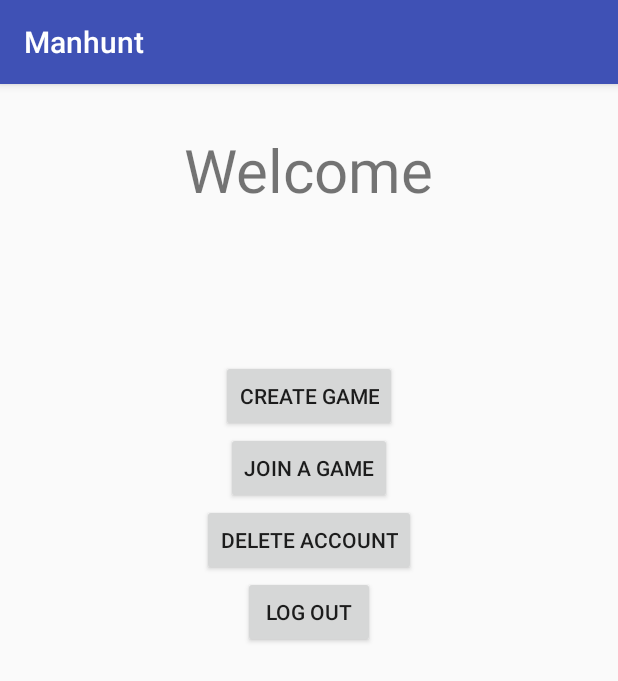
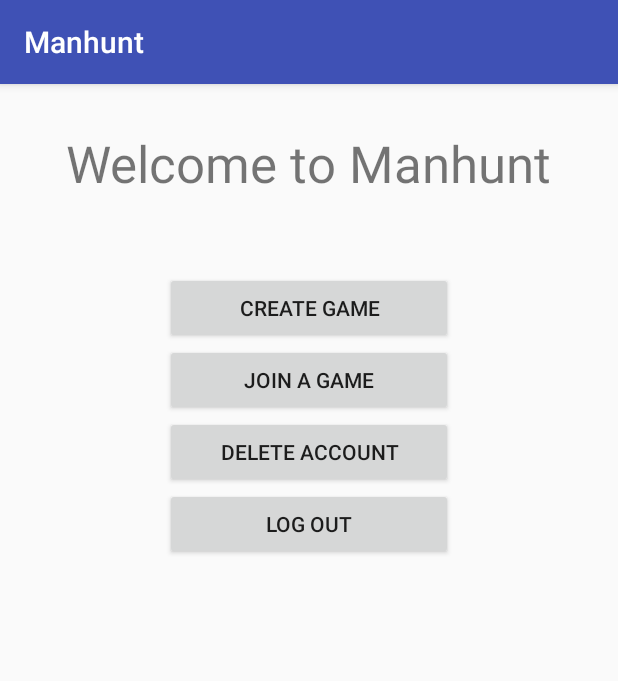
Before and after one commit to Bcoding21/ManHunt, an Android app: the MainPage screen opened directly, with no data from a screen before it, on a phone screen of 412 x 824 dp. Shown: the top 681 px of the screen. Run offline under Robolectric (Android 15) with nearby library versions, the phone set to English and light mode, and no system bars; our stand-ins replace Firebase (no records; nobody signed in at launch, a user with empty details on screens opened directly).

Commit message:
main page clean up

```diff
--- a/app/src/main/res/layout/activity_main_page.xml
+++ b/app/src/main/res/layout/activity_main_page.xml
@@ -11,28 +11,36 @@
         android:id="@+id/display"
         android:layout_width="wrap_content"
         android:layout_height="wrap_content"
-        android:text="Welcome"
-        android:textSize="40dp"
+        android:text="Welcome to Manhunt"
+        android:textSize="34dp"
         android:layout_marginTop="30dp"
         android:layout_gravity="center"/>
 
+    <LinearLayout
+        android:layout_width="match_parent"
+        android:layout_height="match_parent"
+        android:layout_marginTop="50dp"
+        android:layout_marginLeft="110dp"
+        android:layout_marginRight="110dp"
+        android:orientation="vertical"
+        >
         <Button
             android:id="@+id/play_game"
-        android:layout_marginTop="100dp"
-        android:layout_width="wrap_content"
+            android:layout_width="match_parent"
             android:layout_height="wrap_content"
             android:layout_gravity="center"
             android:text="Create Game"/>
 
         <Button
-        android:layout_width="wrap_content"
+            android:id="@+id/join_game"
+            android:layout_width="match_parent"
             android:layout_height="wrap_content"
             android:text="Join a game"
             android:layout_gravity="center"/>
 
         <Button
             android:id="@+id/delete_acc"
-        android:layout_width="wrap_content"
+            android:layout_width="match_parent"
             android:layout_height="wrap_content"
             android:layout_gravity="center"
             android:text="Delete Account" />
@@ -40,8 +48,10 @@
         <Button
             android:id="@+id/log_out"
             android:layout_gravity="center"
-        android:layout_width="wrap_content"
+            android:layout_width="match_parent"
             android:layout_height="wrap_content"
             android:text="Log out"/>
+    </LinearLayout>
+
 
 </LinearLayout>
```
Lines whose indentation alone changed are shown as unchanged.
